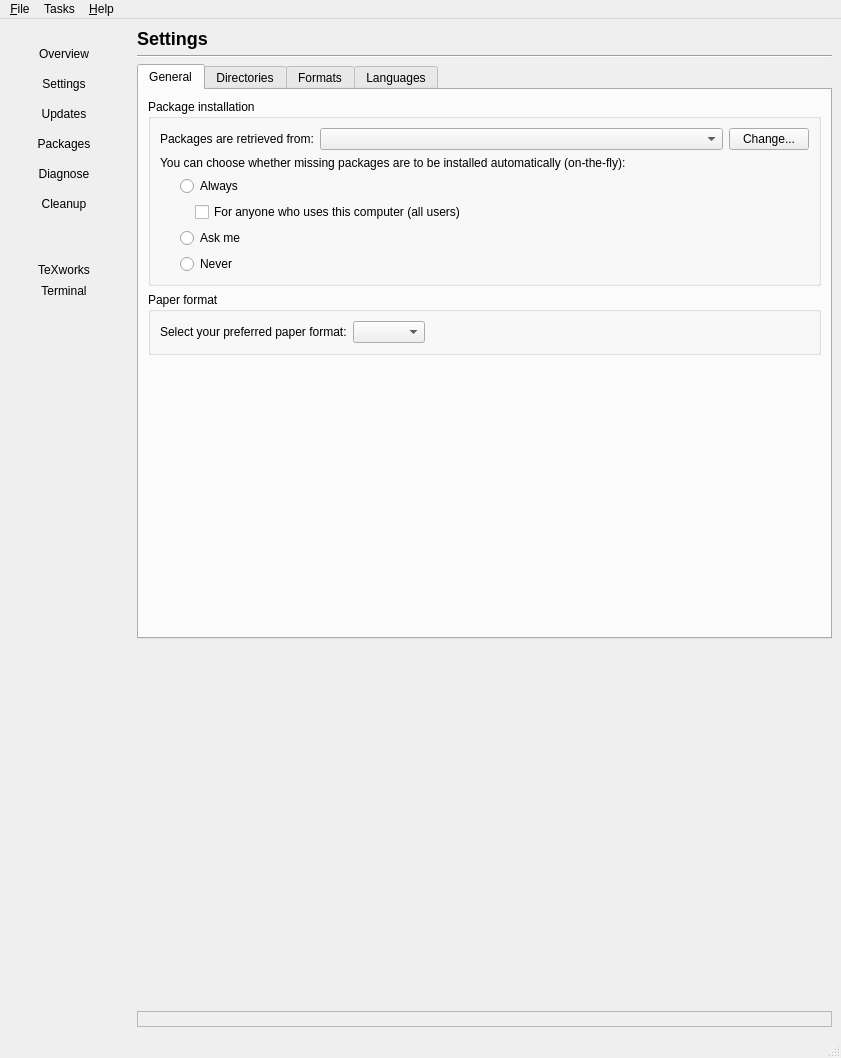
Qt form Programs/MiKTeX/Console/Qt/mainwindow.ui (MiKTeX/miktex) before a commit.
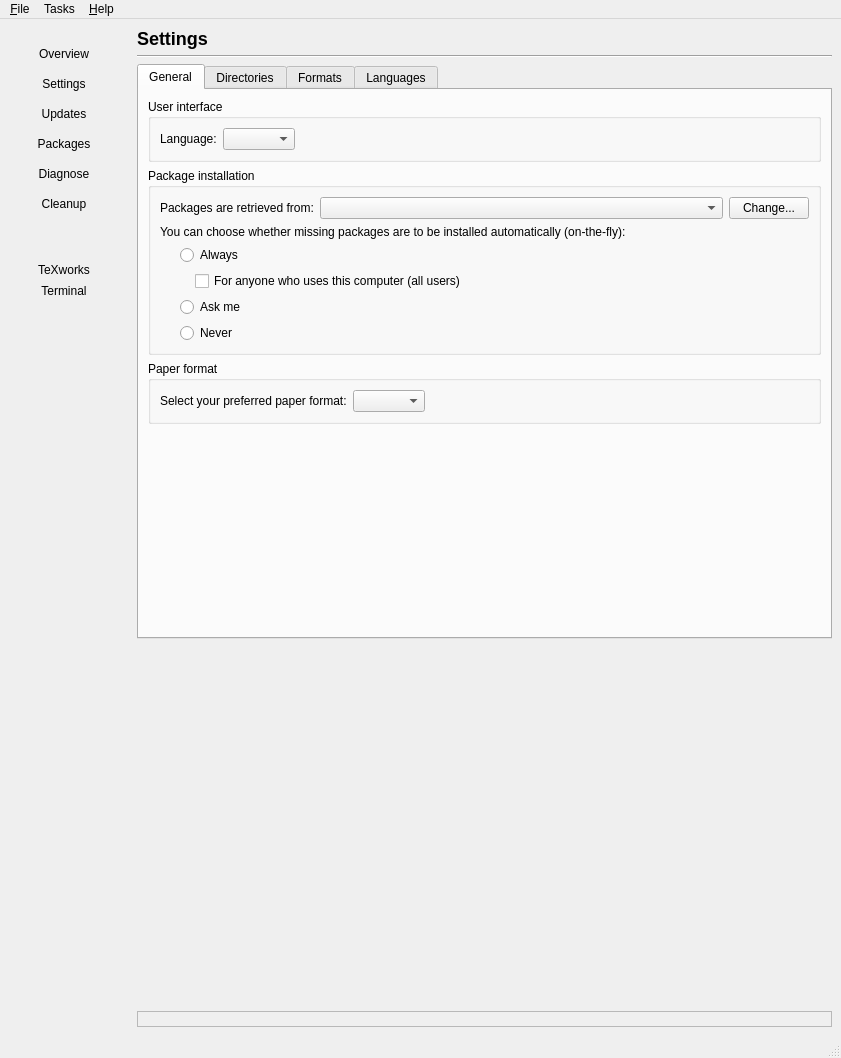
The same form after that commit. Icons and pictures are not drawn.

```diff
--- a/Programs/MiKTeX/Console/Qt/mainwindow.ui
+++ b/Programs/MiKTeX/Console/Qt/mainwindow.ui
@@ -943,6 +943,42 @@
                <string>General</string>
               </attribute>
               <layout class="QVBoxLayout" name="xxxx">
+               <item>
+                <widget class="QGroupBox" name="groupBox_3">
+                 <property name="title">
+                  <string>User interface</string>
+                 </property>
+                 <layout class="QVBoxLayout" name="verticalLayout_19">
+                  <item>
+                   <layout class="QHBoxLayout" name="horizontalLayout_18">
+                    <item>
+                     <widget class="QLabel" name="label_12">
+                      <property name="text">
+                       <string>Language:</string>
+                      </property>
+                     </widget>
+                    </item>
+                    <item>
+                     <widget class="QComboBox" name="comboUILanguage"/>
+                    </item>
+                    <item>
+                     <spacer name="horizontalSpacer_10">
+                      <property name="orientation">
+                       <enum>Qt::Horizontal</enum>
+                      </property>
+                      <property name="sizeHint" stdset="0">
+                       <size>
+                        <width>40</width>
+                        <height>20</height>
+                       </size>
+                      </property>
+                     </spacer>
+                    </item>
+                   </layout>
+                  </item>
+                 </layout>
+                </widget>
+               </item>
                <item>
                 <widget class="QGroupBox" name="groupPackageInstallation">
                  <property name="title">
```
